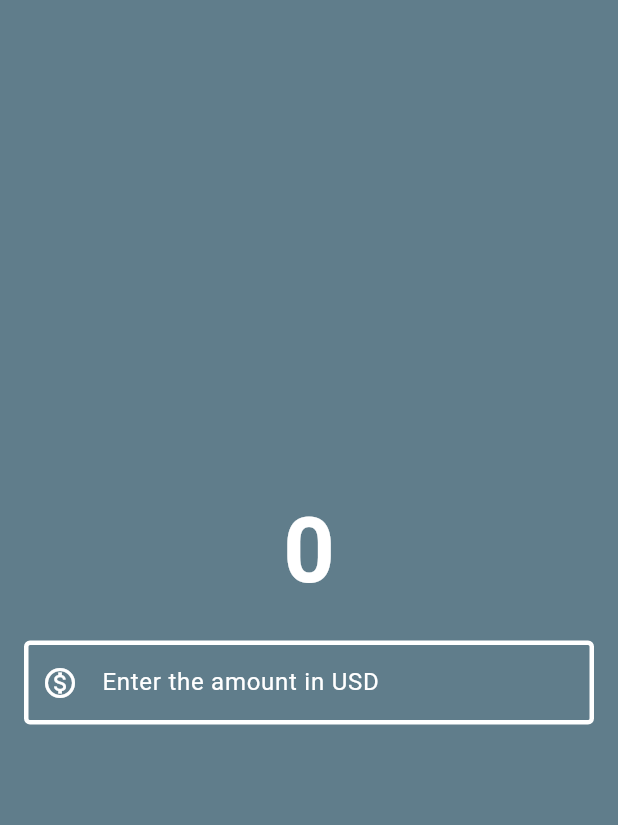
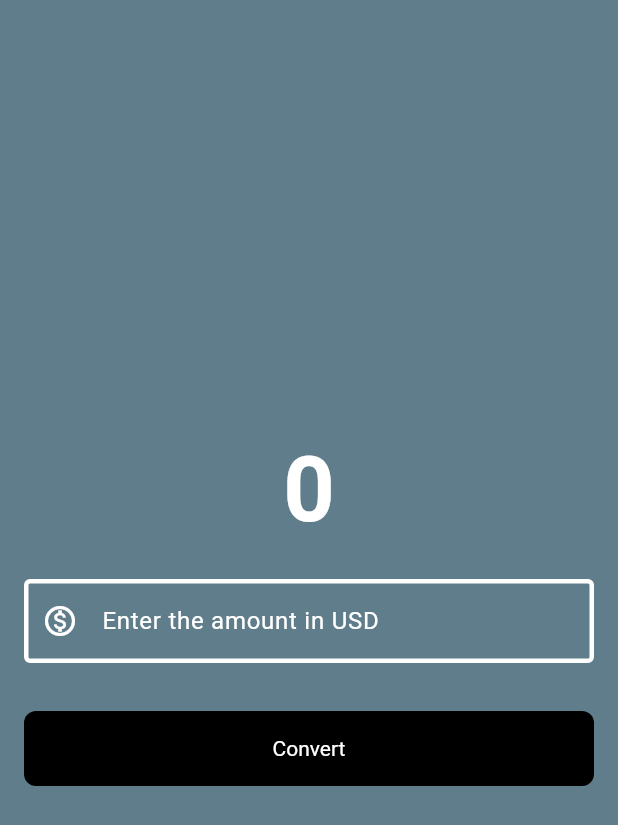
Before and after one commit to dev-satyamthakur/Flutter-Currency-Converter, a Flutter app: the screen it shows after launch, on a phone screen of 412 x 824 dp. Shown: the top 825 px of the screen. Run offline on Flutter 3.47's test engine with Material 3 defaults, Android fonts, the phone set to English and light mode, and no system bars.

Commit message:
Adding Convert Text Button

```diff
--- a/lib/cc_main_page.dart
+++ b/lib/cc_main_page.dart
@@ -1,28 +1,29 @@
+import 'package:flutter/foundation.dart';
 import 'package:flutter/material.dart';
 
 class AppStart extends StatelessWidget {
-  const AppStart({super.key});
+  const AppStart({Key? key}) : super(key: key); //<-- REMOVE const KEYWORD
 
   @override
   Widget build(BuildContext context) {
     const borderStyle = OutlineInputBorder(
-      borderSide: BorderSide(width: 3, color: Colors.white), //<-- SEE HERE
+      borderSide: BorderSide(width: 3, color: Colors.white),
     );
 
-    return const Scaffold(
+    return Scaffold(
       backgroundColor: Colors.blueGrey,
       body: Center(
         child: Column(
           mainAxisAlignment: MainAxisAlignment.center,
           children: [
-            Text(
+            const Text(
               "0",
               style: TextStyle(
                   fontSize: 60,
                   fontWeight: FontWeight.bold,
                   color: Colors.white),
             ),
-            Padding(
+            const Padding(
               padding: EdgeInsets.all(16.0),
               child: TextField(
                 decoration: InputDecoration(
@@ -41,6 +42,26 @@ class AppStart extends StatelessWidget {
                 keyboardType: TextInputType.numberWithOptions(decimal: true),
               ),
             ),
+            Padding(
+              padding: const EdgeInsets.all(16.0),
+              child: TextButton(
+                onPressed: () {
+                  if (kDebugMode) {
+                    print("Button Pressed");
+                  }
+                },
+                style: TextButton.styleFrom(
+                    backgroundColor: Colors.black,
+                    foregroundColor: Colors.white,
+                    minimumSize: const Size(double.infinity, 50),
+                    textStyle: const TextStyle(color: Colors.white),
+                    shape: RoundedRectangleBorder(
+                        borderRadius: BorderRadius.circular(8))),
+                child: const Text(
+                  "Convert",
+                ),
+              ),
+            )
           ],
         ),
       ),
```
